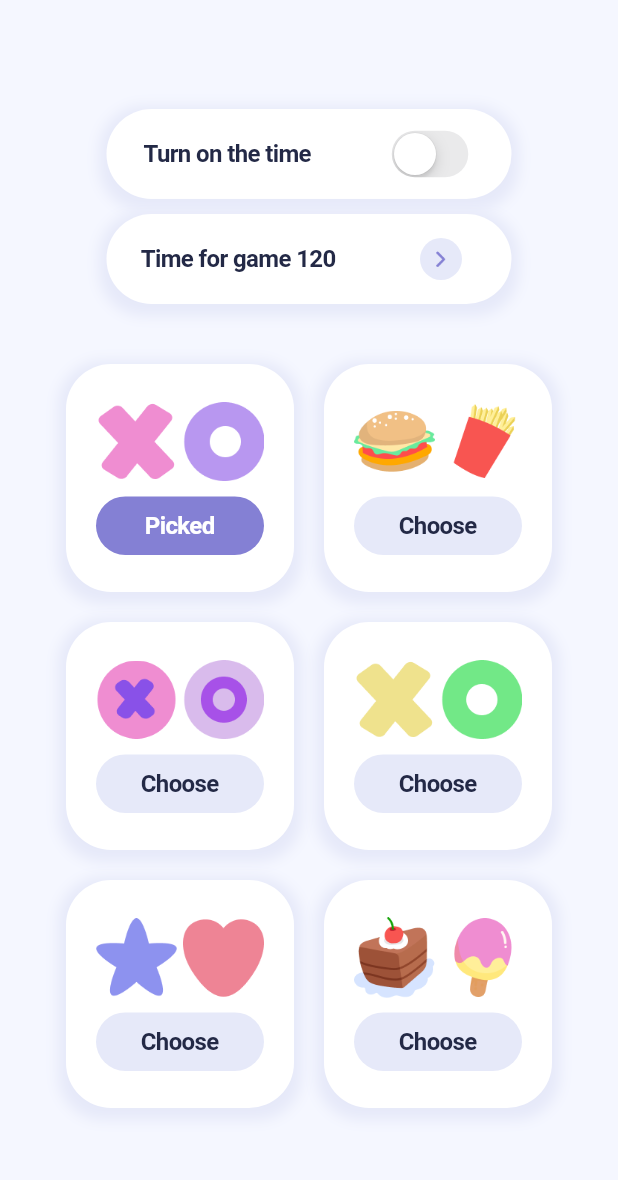
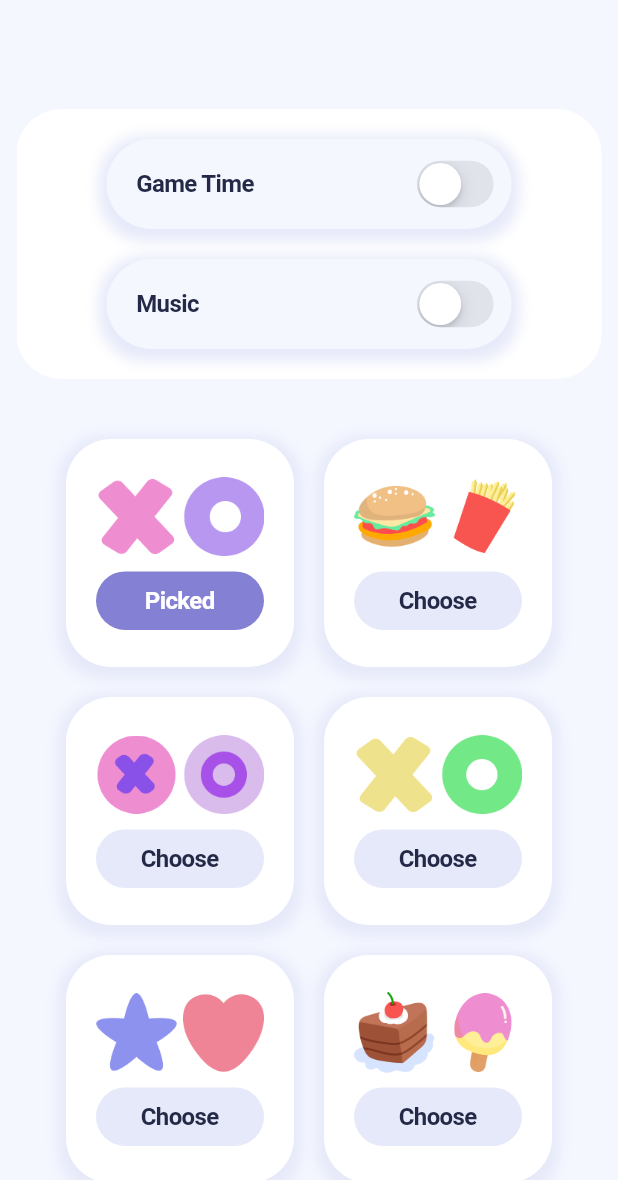
Before and after one commit to vachtung-gigabidze/tic_tac_toe, a Flutter app: the SettingScreen screen opened directly, on a phone screen of 412 x 824 dp, the part 56-1236 px from its top. Run offline on Flutter 3.47's test engine with Material 3 defaults, Android fonts, the phone set to English and light mode, and no system bars; our stand-ins replace shared_preferences, slide_countdown; accounts and stored records are empty.

Commit message:
fix setting

```diff
--- a/lib/main.dart
+++ b/lib/main.dart
@@ -34,8 +34,8 @@ class MyApp extends StatelessWidget {
       // ),
       // home: const SettingScreen(),
       home: const OnboardingScreen(),
+      // home: ResultScreen(onPlayAgain: () {}, resultGame: Result.draw),
     ));
-    // home: const ResultScreen(resultGame: Result.draw));
   }
 }
 
--- a/lib/pages/setting/page.dart
+++ b/lib/pages/setting/page.dart
@@ -37,12 +37,20 @@ class _SettingScreenState extends State<SettingScreen> {
                 SliverPadding(
                   padding: const EdgeInsets.only(top: 110),
                   sliver: SliverToBoxAdapter(
+                    child: Container(
+                      // width: 308,
+                      decoration: BoxDecoration(
+                        color: K.basicWhite,
+                        borderRadius: BorderRadius.circular(30),
+                      ),
+                      child: Padding(
+                        padding: const EdgeInsets.all(20),
                         child: Column(
-                      mainAxisAlignment: MainAxisAlignment.center,
+                          // mainAxisAlignment: MainAxisAlignment.center,
                           children: [
                             SwitchButtonWidget(
                               text: TextWidget(
-                            text: "Turn on the time",
+                                text: "Game Time",
                                 size: 16,
                               ),
                               value: setting.gameTime,
@@ -55,33 +63,95 @@ class _SettingScreenState extends State<SettingScreen> {
                                 });
                               },
                             ),
+                            if (setting.gameTime) ...[
                               SizedBox(
-                          height: 10,
+                                height: 20,
                               ),
                               IconButtonWidget(
                                 text: TextWidget(
-                            text: "Time for game ${setting.duration}",
+                                  text: "Duration ",
                                   size: 16,
                                 ),
-                          icon: CupertinoActionSheetAction(
-                            onPressed: () {},
-                            child: Container(
-                              height: 28,
-                              width: 28,
-                              decoration: BoxDecoration(
-                                  color: K.basicLightBlue,
-                                  borderRadius: BorderRadius.circular(14)),
-                              child: Padding(
-                                padding: const EdgeInsets.all(8.5),
-                                child: SizedIcon(
-                                  name: "assets/images/arrow_left.png",
-                                  size: 10,
+                                icon: TextWidget(
+                                  text: "${setting.duration}",
+                                  size: 16,
+                                  weight: FontWeight.bold,
+                                ),
+                                // CupertinoActionSheetAction(
+                                //   onPressed: () {},
+                                //   child: Container(
+                                //     height: 28,
+                                //     width: 28,
+                                //     decoration: BoxDecoration(
+                                //         color: K.basicLightBlue,
+                                //         borderRadius:
+                                //             BorderRadius.circular(14)),
+                                //     child: Padding(
+                                //       padding: const EdgeInsets.all(8.5),
+                                //       child: SizedIcon(
+                                //         name: "assets/images/arrow_left.png",
+                                //         size: 10,
+                                //       ),
+                                //     ),
+                                //   ),
+                                // ),
+                              ),
+                            ],
+                            SizedBox(
+                              height: 20,
+                            ),
+                            SwitchButtonWidget(
+                              text: TextWidget(
+                                text: "Music",
+                                size: 16,
+                              ),
+                              value: setting.musicEnable,
+                              onChange: (bool value) {
+                                setState(() {
+                                  setting.musicEnable = value;
+                                  final s = settingProvider.setting;
+                                  s.musicEnable = value;
+                                  settingProvider.saveSetting(s);
+                                });
+                              },
+                            ),
+                            if (setting.musicEnable) ...[
+                              SizedBox(
+                                height: 20,
+                              ),
+                              IconButtonWidget(
+                                text: TextWidget(
+                                  text: "Select Music ",
+                                  size: 16,
+                                ),
+                                icon: TextWidget(
+                                  text: setting.selectedMusic,
+                                  size: 16,
+                                  weight: FontWeight.bold,
+                                ),
+                                // CupertinoActionSheetAction(
+                                //   onPressed: () {},
+                                //   child: Container(
+                                //     height: 28,
+                                //     width: 28,
+                                //     decoration: BoxDecoration(
+                                //         color: K.basicLightBlue,
+                                //         borderRadius:
+                                //             BorderRadius.circular(14)),
+                                //     child: Padding(
+                                //       padding: const EdgeInsets.all(8.5),
+                                //       child: SizedIcon(
+                                //         name: "assets/images/arrow_left.png",
+                                //         size: 10,
+                                //       ),
+                                //     ),
+                                //   ),
+                                // ),
+                              ),
+                            ],
+                          ],
                         ),
                       ),
-                            ),
-                          ),
-                        ),
-                      ],
                     ),
                   ),
                 ),
--- a/lib/ui/switch.dart
+++ b/lib/ui/switch.dart
@@ -61,7 +61,7 @@ class SwitchButtonWidget extends StatelessWidget {
       height: 60,
       width: 270,
       decoration: BoxDecoration(
-        color: K.basicWhite,
+        color: K.basicBackground,
         borderRadius: BorderRadius.circular(30),
         boxShadow: [
           BoxShadow(
@@ -72,8 +72,10 @@ class SwitchButtonWidget extends StatelessWidget {
           ),
         ],
       ),
+      child: Padding(
+        padding: const EdgeInsets.only(left: 20.0, right: 8.0),
         child: Row(
-        mainAxisAlignment: MainAxisAlignment.spaceAround,
+          mainAxisAlignment: MainAxisAlignment.spaceBetween,
           children: [
             text,
             SwitchWidget(
@@ -81,6 +83,7 @@ class SwitchButtonWidget extends StatelessWidget {
               onChange: onChange,
             ),
           ],
+        ),
       ),
     );
   }
@@ -102,7 +105,7 @@ class IconButtonWidget extends StatelessWidget {
       height: 60,
       width: 270,
       decoration: BoxDecoration(
-        color: K.basicWhite,
+        color: K.basicBackground,
         borderRadius: BorderRadius.circular(30),
         boxShadow: [
           BoxShadow(
@@ -113,13 +116,16 @@ class IconButtonWidget extends StatelessWidget {
           ),
         ],
       ),
+      child: Padding(
+        padding: const EdgeInsets.all(20.0),
         child: Row(
-        mainAxisAlignment: MainAxisAlignment.spaceAround,
+          mainAxisAlignment: MainAxisAlignment.spaceBetween,
           children: [
             text,
             icon,
           ],
         ),
+      ),
     );
   }
 }
--- a/pubspec.yaml
+++ b/pubspec.yaml
@@ -18,6 +18,7 @@ dependencies:
   collection: ^1.19.0
   slide_countdown: ^2.0.2
   flutter_launcher_icons: ^0.14.3
+  url_launcher: ^6.3.1
 
 dev_dependencies:
   flutter_test:
```
Also changed, not shown: lib/pages/game_board/page.dart (+4 -15 lines), lib/pages/result/page.dart (+15 -12 lines). Lines whose indentation alone changed are shown as unchanged.
